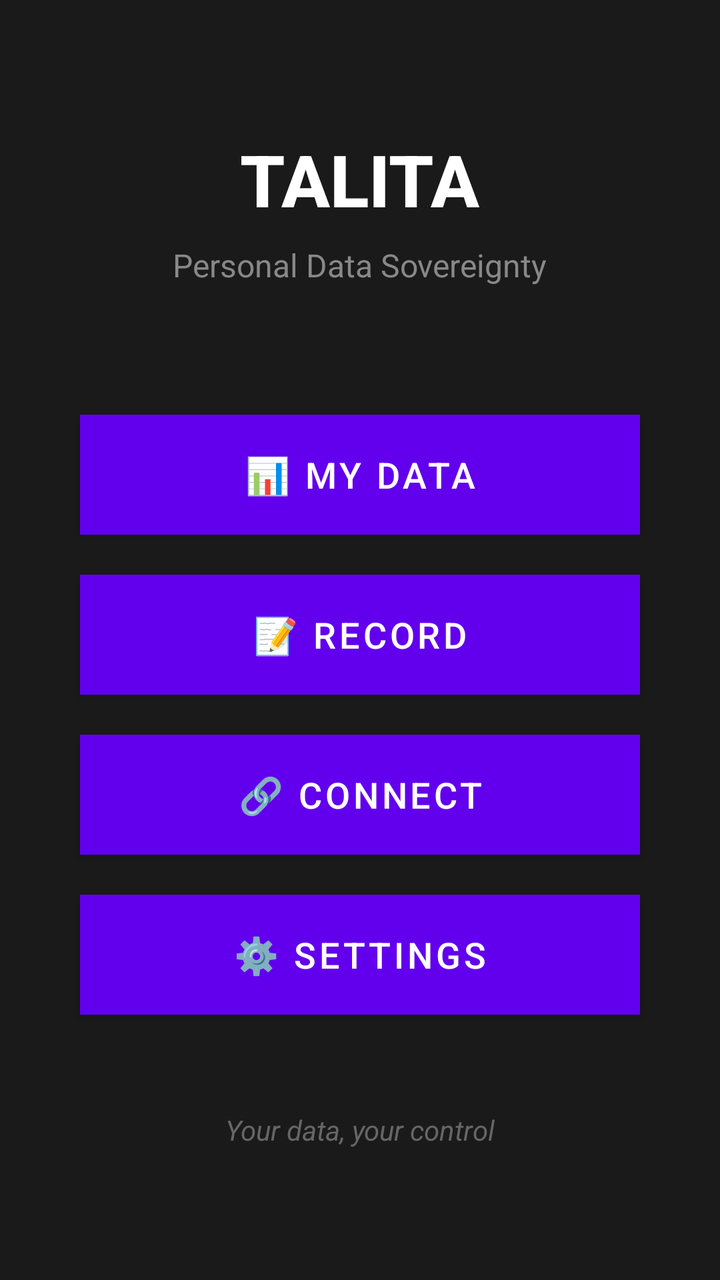
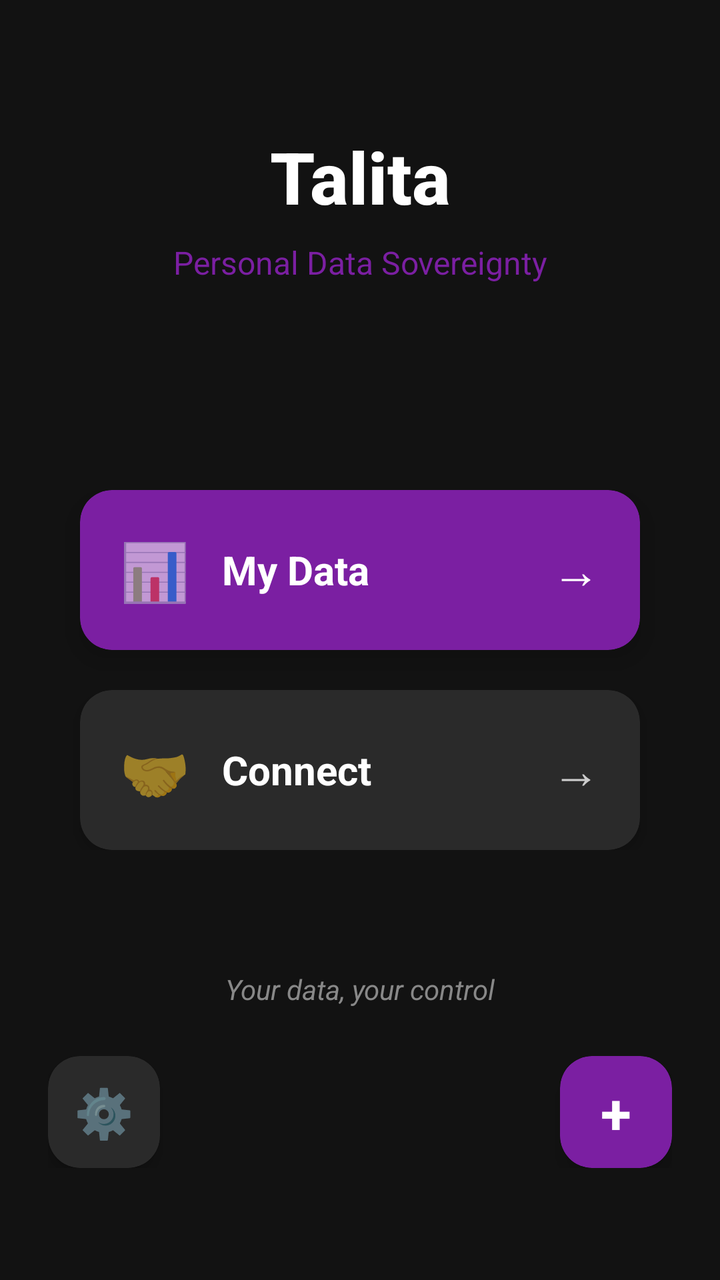

Screens rendered from an Android XML layout before and after an edit, with the pre-edit source and the edit as a unified diff.
<!-- AndroidManifest.xml: application theme Theme.Talita -->
<!-- res/layout/activity_home.xml -->
<?xml version="1.0" encoding="utf-8"?>
<LinearLayout xmlns:android="http://schemas.android.com/apk/res/android"
    android:layout_width="match_parent"
    android:layout_height="match_parent"
    android:orientation="vertical"
    android:gravity="center"
    android:padding="32dp"
    android:background="#1A1A1A">

    
    <TextView
        android:layout_width="wrap_content"
        android:layout_height="wrap_content"
        android:text="TALITA"
        android:textSize="36sp"
        android:textStyle="bold"
        android:textColor="#FFFFFF"
        android:fontFamily="sans-serif-medium"
        android:layout_marginBottom="8dp" />

    <TextView
        android:layout_width="wrap_content"
        android:layout_height="wrap_content"
        android:text="Personal Data Sovereignty"
        android:textSize="16sp"
        android:textColor="#888888"
        android:layout_marginBottom="64dp" />

    
    <Button
        android:id="@+id/btn_my_data"
        android:layout_width="280dp"
        android:layout_height="60dp"
        android:text="📊 My Data"
        android:layout_marginBottom="20dp"
        android:textSize="18sp"
        android:textColor="#FFFFFF"
        android:background="#2A2A2A"
        android:drawablePadding="12dp" />

    
    <Button
        android:id="@+id/btn_record"
        android:layout_width="280dp"
        android:layout_height="60dp"
        android:text="📝 Record"
        android:layout_marginBottom="20dp"
        android:textSize="18sp"
        android:textColor="#FFFFFF"
        android:background="#2A2A2A"
        android:drawablePadding="12dp" />

    
    <Button
        android:id="@+id/btn_connect"
        android:layout_width="280dp"
        android:layout_height="60dp"
        android:text="🔗 Connect"
        android:layout_marginBottom="20dp"
        android:textSize="18sp"
        android:textColor="#FFFFFF"
        android:background="#2A2A2A"
        android:drawablePadding="12dp" />

    
    <Button
        android:id="@+id/btn_settings"
        android:layout_width="280dp"
        android:layout_height="60dp"
        android:text="⚙️ Settings"
        android:textSize="18sp"
        android:textColor="#FFFFFF"
        android:background="#2A2A2A"
        android:drawablePadding="12dp" />

    
    <TextView
        android:layout_width="wrap_content"
        android:layout_height="wrap_content"
        android:text="Your data, your control"
        android:textColor="#666666"
        android:textSize="14sp"
        android:textStyle="italic"
        android:layout_marginTop="48dp" />

</LinearLayout>
<!-- resources referenced by this layout -->
<resources>
  <style name="Theme.Talita" parent="Theme.MaterialComponents.DayNight.DarkActionBar">
          
          <item name="colorPrimary">@color/purple_500</item>
          <item name="colorPrimaryVariant">@color/purple_700</item>
          <item name="colorOnPrimary">@color/white</item>
          
          <item name="colorSecondary">@color/teal_200</item>
          <item name="colorSecondaryVariant">@color/teal_700</item>
          <item name="colorOnSecondary">@color/black</item>
          
          <item name="android:statusBarColor">?attr/colorPrimaryVariant</item>
          
      </style>
  <color name="purple_500">#FF6200EE</color>
  <color name="purple_700">#FF3700B3</color>
  <color name="white">#FFFFFFFF</color>
  <color name="teal_200">#FF03DAC5</color>
  <color name="teal_700">#FF018786</color>
  <color name="black">#FF000000</color>
</resources>

<!-- the commit's change to res/layout/activity_home.xml (unified diff, before → after) -->
@@ -1,86 +1,218 @@
 <?xml version="1.0" encoding="utf-8"?>
-<LinearLayout xmlns:android="http://schemas.android.com/apk/res/android"
+<androidx.constraintlayout.widget.ConstraintLayout xmlns:android="http://schemas.android.com/apk/res/android"
+    xmlns:app="http://schemas.android.com/apk/res-auto"
     android:layout_width="match_parent"
     android:layout_height="match_parent"
-    android:orientation="vertical"
-    android:gravity="center"
-    android:padding="32dp"
-    android:background="#1A1A1A">
+    android:background="#FF121212"
+    android:padding="24dp">
+
+    
+    <TextView
+        android:id="@+id/app_title"
+        android:layout_width="wrap_content"
+        android:layout_height="wrap_content"
+        android:text="Talita"
+        android:textColor="#FFFFFFFF"
+        android:textSize="36sp"
+        android:textStyle="bold"
+        android:fontFamily="sans-serif-medium"
+        app:layout_constraintTop_toTopOf="parent"
+        app:layout_constraintStart_toStartOf="parent"
+        app:layout_constraintEnd_toEndOf="parent"
+        android:layout_marginTop="40dp" />
+
+    <TextView
+        android:id="@+id/app_subtitle"
+        android:layout_width="wrap_content"
+        android:layout_height="wrap_content"
+        android:text="Personal Data Sovereignty"
+        android:textColor="#FF7B1FA2"
+        android:textSize="16sp"
+        android:fontWeight="500"
+        app:layout_constraintTop_toBottomOf="@+id/app_title"
+        app:layout_constraintStart_toStartOf="parent"
+        app:layout_constraintEnd_toEndOf="parent"
+        android:layout_marginTop="8dp" />
+
+    
+    <LinearLayout
+        android:id="@+id/main_buttons_container"
+        android:layout_width="match_parent"
+        android:layout_height="wrap_content"
+        android:orientation="vertical"
+        android:gravity="center"
+        app:layout_constraintTop_toBottomOf="@+id/app_subtitle"
+        app:layout_constraintBottom_toTopOf="@+id/bottom_actions"
+        app:layout_constraintStart_toStartOf="parent"
+        app:layout_constraintEnd_toEndOf="parent">
+
+        
+        <androidx.cardview.widget.CardView
+            android:id="@+id/btn_my_data_card"
+            android:layout_width="280dp"
+            android:layout_height="80dp"
+            android:layout_marginBottom="20dp"
+            app:cardBackgroundColor="#FF7B1FA2"
+            app:cardCornerRadius="16dp"
+            app:cardElevation="8dp"
+            android:clickable="true"
+            android:focusable="true"
+            android:foreground="?android:attr/selectableItemBackground">
+
+            <LinearLayout
+                android:layout_width="match_parent"
+                android:layout_height="match_parent"
+                android:orientation="horizontal"
+                android:gravity="center_vertical"
+                android:padding="20dp">
+
+                <TextView
+                    android:layout_width="wrap_content"
+                    android:layout_height="wrap_content"
+                    android:text="📊"
+                    android:textSize="28sp"
+                    android:layout_marginEnd="16dp" />
+
+                <TextView
+                    android:layout_width="0dp"
+                    android:layout_height="wrap_content"
+                    android:layout_weight="1"
+                    android:text="My Data"
+                    android:textColor="#FFFFFFFF"
+                    android:textSize="20sp"
+                    android:textStyle="bold" />
+
+                <TextView
+                    android:layout_width="wrap_content"
+                    android:layout_height="wrap_content"
+                    android:text="→"
+                    android:textColor="#FFFFFFFF"
+                    android:textSize="24sp" />
+
+            </LinearLayout>
+        </androidx.cardview.widget.CardView>
+
+        
+        <androidx.cardview.widget.CardView
+            android:id="@+id/btn_connect_card"
+            android:layout_width="280dp"
+            android:layout_height="80dp"
+            app:cardBackgroundColor="#FF2A2A2A"
+            app:cardCornerRadius="16dp"
+            app:cardElevation="4dp"
+            android:clickable="true"
+            android:focusable="true"
+            android:foreground="?android:attr/selectableItemBackground">
+
+            <LinearLayout
+                android:layout_width="match_parent"
+                android:layout_height="match_parent"
+                android:orientation="horizontal"
+                android:gravity="center_vertical"
+                android:padding="20dp">
+
+                <TextView
+                    android:layout_width="wrap_content"
+                    android:layout_height="wrap_content"
+                    android:text="🤝"
+                    android:textSize="28sp"
+                    android:layout_marginEnd="16dp" />
+
+                <TextView
+                    android:layout_width="0dp"
+                    android:layout_height="wrap_content"
+                    android:layout_weight="1"
+                    android:text="Connect"
+                    android:textColor="#FFFFFFFF"
+                    android:textSize="20sp"
+                    android:textStyle="bold" />
+
+                <TextView
+                    android:layout_width="wrap_content"
+                    android:layout_height="wrap_content"
+                    android:text="→"
+                    android:textColor="#FFCCCCCC"
+                    android:textSize="24sp" />
+
+            </LinearLayout>
+        </androidx.cardview.widget.CardView>
+
+    </LinearLayout>
+
+    
+    <LinearLayout
+        android:id="@+id/bottom_actions"
+        android:layout_width="match_parent"
+        android:layout_height="wrap_content"
+        android:orientation="horizontal"
+        app:layout_constraintBottom_toBottomOf="parent"
+        app:layout_constraintStart_toStartOf="parent"
+        app:layout_constraintEnd_toEndOf="parent"
+        android:layout_marginBottom="32dp">
+
+        
+        <androidx.cardview.widget.CardView
+            android:id="@+id/btn_settings"
+            android:layout_width="56dp"
+            android:layout_height="56dp"
+            app:cardBackgroundColor="#FF2A2A2A"
+            app:cardCornerRadius="16dp"
+            app:cardElevation="4dp"
+            android:clickable="true"
+            android:focusable="true"
+            android:foreground="?android:attr/selectableItemBackground">
+
+            <TextView
+                android:layout_width="match_parent"
+                android:layout_height="match_parent"
+                android:text="⚙️"
+                android:textSize="24sp"
+                android:gravity="center" />
+
+        </androidx.cardview.widget.CardView>
+
+        
+        <View
+            android:layout_width="0dp"
+            android:layout_height="0dp"
+            android:layout_weight="1" />
+
+        
+        <androidx.cardview.widget.CardView
+            android:id="@+id/btn_quick_add"
+            android:layout_width="56dp"
+            android:layout_height="56dp"
+            app:cardBackgroundColor="#FF7B1FA2"
+            app:cardCornerRadius="16dp"
+            app:cardElevation="6dp"
+            android:clickable="true"
+            android:focusable="true"
+            android:foreground="?android:attr/selectableItemBackground">
+
+            <TextView
+                android:layout_width="match_parent"
+                android:layout_height="match_parent"
+                android:text="+"
+                android:textColor="#FFFFFFFF"
+                android:textSize="28sp"
+                android:textStyle="bold"
+                android:gravity="center" />
+
+        </androidx.cardview.widget.CardView>
+
+    </LinearLayout>
 
     
     <TextView
         android:layout_width="wrap_content"
         android:layout_height="wrap_content"
-        android:text="TALITA"
-        android:textSize="36sp"
-        android:textStyle="bold"
-        android:textColor="#FFFFFF"
-        android:fontFamily="sans-serif-medium"
-        android:layout_marginBottom="8dp" />
-
-    <TextView
-        android:layout_width="wrap_content"
-        android:layout_height="wrap_content"
-        android:text="Personal Data Sovereignty"
-        android:textSize="16sp"
-        android:textColor="#888888"
-        android:layout_marginBottom="64dp" />
-
-    
-    <Button
-        android:id="@+id/btn_my_data"
-        android:layout_width="280dp"
-        android:layout_height="60dp"
-        android:text="📊 My Data"
-        android:layout_marginBottom="20dp"
-        android:textSize="18sp"
-        android:textColor="#FFFFFF"
-        android:background="#2A2A2A"
-        android:drawablePadding="12dp" />
-
-    
-    <Button
-        android:id="@+id/btn_record"
-        android:layout_width="280dp"
-        android:layout_height="60dp"
-        android:text="📝 Record"
-        android:layout_marginBottom="20dp"
-        android:textSize="18sp"
-        android:textColor="#FFFFFF"
-        android:background="#2A2A2A"
-        android:drawablePadding="12dp" />
-
-    
-    <Button
-        android:id="@+id/btn_connect"
-        android:layout_width="280dp"
-        android:layout_height="60dp"
-        android:text="🔗 Connect"
-        android:layout_marginBottom="20dp"
-        android:textSize="18sp"
-        android:textColor="#FFFFFF"
-        android:background="#2A2A2A"
-        android:drawablePadding="12dp" />
-
-    
-    <Button
-        android:id="@+id/btn_settings"
-        android:layout_width="280dp"
-        android:layout_height="60dp"
-        android:text="⚙️ Settings"
-        android:textSize="18sp"
-        android:textColor="#FFFFFF"
-        android:background="#2A2A2A"
-        android:drawablePadding="12dp" />
-
-    
-    <TextView
-        android:layout_width="wrap_content"
-        android:layout_height="wrap_content"
         android:text="Your data, your control"
-        android:textColor="#666666"
+        android:textColor="#FF888888"
         android:textSize="14sp"
         android:textStyle="italic"
-        android:layout_marginTop="48dp" />
-
-</LinearLayout>
+        app:layout_constraintBottom_toTopOf="@+id/bottom_actions"
+        app:layout_constraintStart_toStartOf="parent"
+        app:layout_constraintEnd_toEndOf="parent"
+        android:layout_marginBottom="24dp" />
+
+</androidx.constraintlayout.widget.ConstraintLayout>
<!-- resource entries referenced after the edit -->
@@ -13,8 +13,8 @@
           <item name="android:statusBarColor">?attr/colorPrimaryVariant</item>
           
       </style>
-  <color name="purple_500">#FF6200EE</color>
-  <color name="purple_700">#FF3700B3</color>
+  <color name="purple_500">#FF7B1FA2</color>
+  <color name="purple_700">#FF4A148C</color>
   <color name="white">#FFFFFFFF</color>
   <color name="teal_200">#FF03DAC5</color>
   <color name="teal_700">#FF018786</color>
